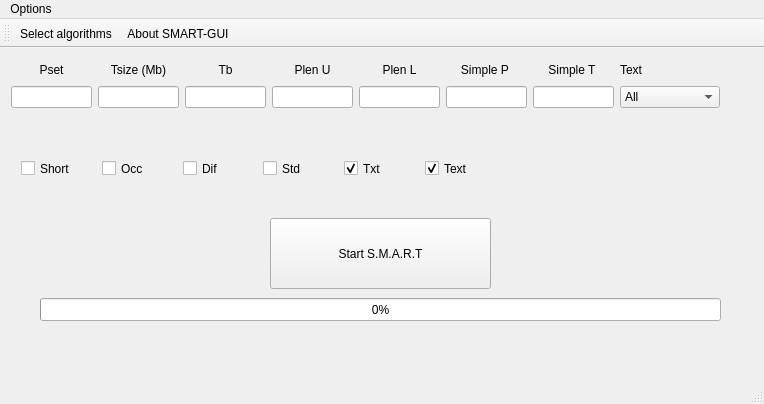
Before: the Qt Designer form SMART-GUI-V2/mainwindow.ui in smart-tool/smart-gui, drawn with Qt 5.
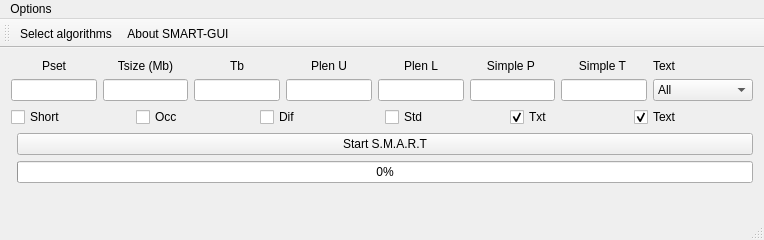
After: the same form once the commit is applied.

Commit message: Add in about -h, implemented resize layout

Patch:
```diff
--- a/SMART-GUI-V2/mainwindow.ui
+++ b/SMART-GUI-V2/mainwindow.ui
@@ -10,7 +10,7 @@
     <x>0</x>
     <y>0</y>
     <width>764</width>
-    <height>404</height>
+    <height>240</height>
    </rect>
   </property>
   <property name="sizePolicy">
@@ -29,15 +29,8 @@
    <set>QMainWindow::AllowTabbedDocks|QMainWindow::AnimatedDocks</set>
   </property>
   <widget class="QWidget" name="centralWidget">
-   <widget class="QWidget" name="gridLayoutWidget">
-    <property name="geometry">
-     <rect>
-      <x>0</x>
-      <y>0</y>
-      <width>731</width>
-      <height>71</height>
-     </rect>
-    </property>
+   <layout class="QFormLayout" name="formLayout">
+    <item row="0" column="0" colspan="2">
     <layout class="QGridLayout" name="gridLayout">
      <item row="0" column="4">
       <widget class="QLabel" name="label_6">
@@ -218,16 +211,8 @@
       </widget>
      </item>
     </layout>
-   </widget>
-   <widget class="QWidget" name="gridLayoutWidget_2">
-    <property name="geometry">
-     <rect>
-      <x>10</x>
-      <y>100</y>
-      <width>501</width>
-      <height>41</height>
-     </rect>
-    </property>
+    </item>
+    <item row="1" column="0" colspan="2">
     <layout class="QGridLayout" name="gridLayout_2">
      <item row="0" column="5">
       <widget class="QCheckBox" name="checkBox_6">
@@ -284,33 +269,28 @@
       </widget>
      </item>
     </layout>
-   </widget>
+    </item>
+    <item row="2" column="1">
+     <widget class="QPushButton" name="pushButton">
+      <property name="text">
+       <string>Start S.M.A.R.T</string>
+      </property>
+      <property name="iconSize">
+       <size>
+        <width>16</width>
+        <height>16</height>
+       </size>
+      </property>
+     </widget>
+    </item>
+    <item row="3" column="1">
    <widget class="QProgressBar" name="progressBar">
-    <property name="geometry">
-     <rect>
-      <x>40</x>
-      <y>250</y>
-      <width>681</width>
-      <height>23</height>
-     </rect>
-    </property>
     <property name="value">
      <number>0</number>
     </property>
    </widget>
-   <widget class="QPushButton" name="pushButton">
-    <property name="geometry">
-     <rect>
-      <x>270</x>
-      <y>170</y>
-      <width>221</width>
-      <height>71</height>
-     </rect>
-    </property>
-    <property name="text">
-     <string>Start S.M.A.R.T</string>
-    </property>
-   </widget>
+    </item>
+   </layout>
   </widget>
   <widget class="QMenuBar" name="menuBar">
    <property name="geometry">
```
Left out of the diff: 1 changed line with no effect on the pictures. Lines whose indentation alone changed are shown as unchanged. The commit also changes 7 other files.
